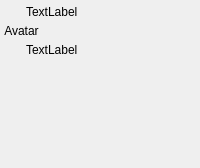
The window that main/synapse-im/src/chat/chatcontact.ui (BackupTheBerlios/synapse-xmpp-svn) describes before a commit, drawn with Qt 5.
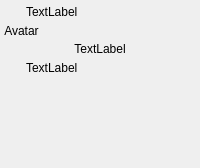
The same window after the commit. Custom widgets are drawn as their Qt base class.

Commit message: #2 Chat Dialog Extension

The edit to the form file:
```diff
--- a/main/synapse-im/src/chat/chatcontact.ui
+++ b/main/synapse-im/src/chat/chatcontact.ui
@@ -86,6 +86,33 @@
      </property>
     </widget>
    </item>
+   <item>
+    <widget class="QLabel" name="lb_PEP" >
+     <property name="enabled" >
+      <bool>true</bool>
+     </property>
+     <property name="sizePolicy" >
+      <sizepolicy>
+       <hsizetype>5</hsizetype>
+       <vsizetype>5</vsizetype>
+       <horstretch>0</horstretch>
+       <verstretch>0</verstretch>
+      </sizepolicy>
+     </property>
+     <property name="text" >
+      <string>TextLabel</string>
+     </property>
+     <property name="textFormat" >
+      <enum>Qt::RichText</enum>
+     </property>
+     <property name="alignment" >
+      <set>Qt::AlignCenter</set>
+     </property>
+     <property name="wordWrap" >
+      <bool>true</bool>
+     </property>
+    </widget>
+   </item>
    <item>
     <layout class="QHBoxLayout" >
      <property name="margin" >
@@ -128,7 +155,16 @@
     </layout>
    </item>
    <item>
-    <widget class="RichStatus" native="1" name="rs_statusString" />
+    <widget class="RichStatus" native="1" name="rs_statusString" >
+     <property name="sizePolicy" >
+      <sizepolicy>
+       <hsizetype>13</hsizetype>
+       <vsizetype>7</vsizetype>
+       <horstretch>0</horstretch>
+       <verstretch>0</verstretch>
+      </sizepolicy>
+     </property>
+    </widget>
    </item>
   </layout>
  </widget>
```
The commit also changes 6 other files.
